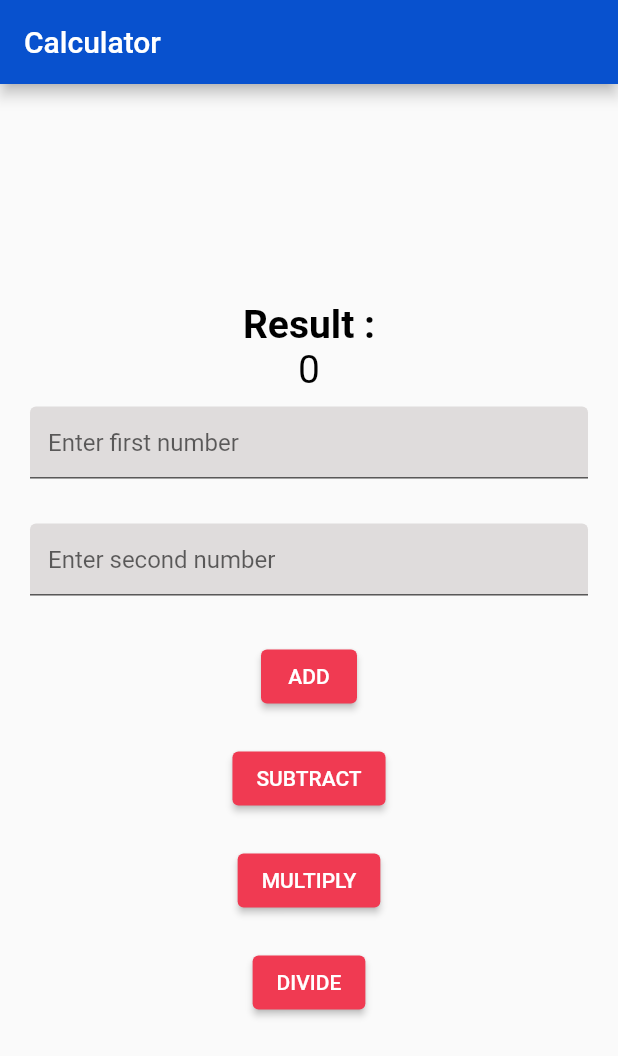
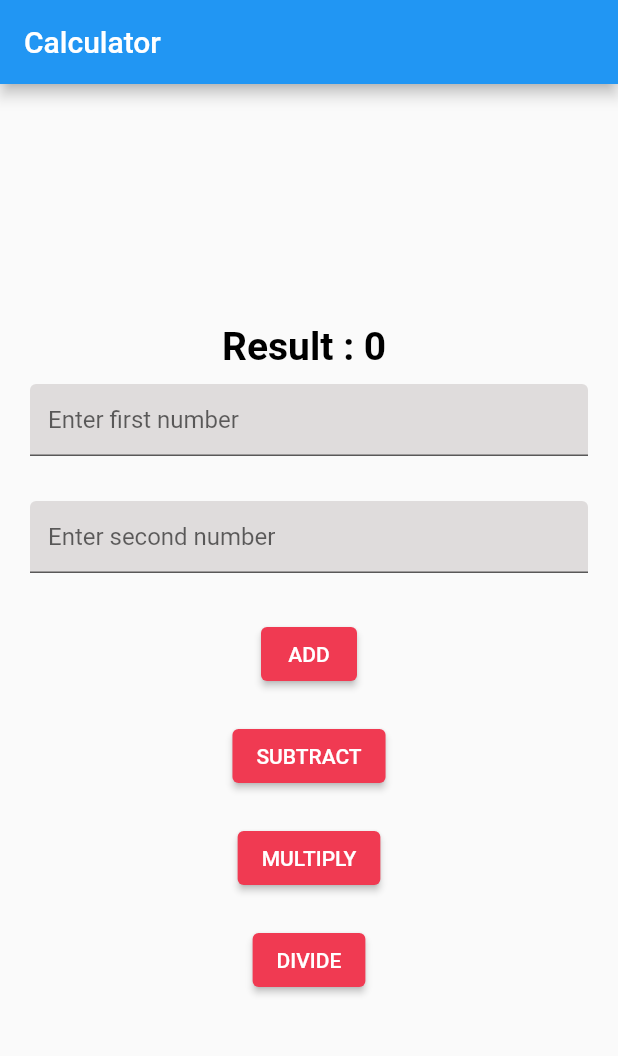
Before and after one commit to dhenoputri17/flutter-dheno-fundamental, a Flutter app: the screen it shows after launch, after a tap on "SUBTRACT", on a phone screen of 412 x 824 dp. Shown: the top 1056 px of the screen. Run offline on Flutter 3.47's test engine with Material 2 defaults, Android fonts, the phone set to English and light mode, and no system bars.

```diff
--- a/lib/main.dart
+++ b/lib/main.dart
@@ -1,91 +1,6 @@
 import 'package:flutter/material.dart';
 
-void main() => runApp(const MyApp());
-
-class MyApp extends StatelessWidget {
-  const MyApp({super.key});
-  @override
-  Widget build(BuildContext context) {
-    return MaterialApp(
-        title: 'Mini Project',
-        home: Scaffold(
-          appBar: AppBar(
-            title:const Text('Calculator'),
-            backgroundColor:const Color.fromARGB(255, 8, 81, 206),
-          ),
-          body: Container(
-            margin: EdgeInsets.all(20),
-            child: Column(
-              mainAxisAlignment: MainAxisAlignment.center,
-              crossAxisAlignment: CrossAxisAlignment.center,
-              children: <Widget>[
-               const Text(
-                  'Result :',
-                  textAlign: TextAlign.start,
-                  style: TextStyle(fontSize: 26, color: Colors.black, fontWeight: FontWeight.bold),
-                ),
-                Text('0',
-                  style: TextStyle(fontSize: 26, color: Colors.black),
-                ),
-                SizedBox(height: 10,),
-               const TextField(
-                  decoration: InputDecoration(
-                    fillColor: Color.fromARGB(255, 223, 220, 220),
-                    filled: true,
-                    hintText: "Enter first number"
-                  )
-                ),
-                SizedBox(height: 30,),
-               const  TextField(
-                  decoration: InputDecoration(
-                    fillColor: Color.fromARGB(255, 223, 220, 220),
-                    filled: true,
-                    hintText: "Enter second number"
-                  ),
-                ),
-                SizedBox(height: 30,),
-                ElevatedButton(
-                  onPressed: () {},
-
-                  child: Text('ADD'),
-                  style: ElevatedButton.styleFrom(backgroundColor: Color.fromARGB(255, 240, 58, 82)),
-                ),
-                SizedBox(height: 20,),
-                ElevatedButton(
-                  onPressed: () {},
-                  child: Text('SUBTRACT'),
-                  style: ElevatedButton.styleFrom(backgroundColor: Color.fromARGB(255, 240, 58, 82)),
-                ),
-                SizedBox(height: 20,),
-                ElevatedButton(
-                  onPressed: () {},
-                  child: Text('MULTIPLY'),
-                  style: ElevatedButton.styleFrom(backgroundColor: Color.fromARGB(255, 240, 58, 82)),
-
-                ),
-                SizedBox(height: 20,),
-                ElevatedButton(
-                  onPressed: () {},
-                  child: Text('DIVIDE'),
-                  style: ElevatedButton.styleFrom(backgroundColor: Color.fromARGB(255, 240, 58, 82)),
-                )
-              ],
-              ),
-          ),
-          /*body: Column(
-            children: const <Widget>[
-              Text('Result : ', style: TextStyle(fontSize: 26, color: Colors.black ))
-            ],
-
-          ),*/
-
-        )
-      );
-  }
-}
-
-
-/*void main() {
+void main() {
   runApp(const MyApp());
 }
 
@@ -96,35 +11,17 @@ class MyApp extends StatelessWidget {
   @override
   Widget build(BuildContext context) {
     return MaterialApp(
-      title: 'Flutter Demo',
+      title: 'Mini Project',
       theme: ThemeData(
-        // This is the theme of your application.
-        //
-        // Try running your application with "flutter run". You'll see the
-        // application has a blue toolbar. Then, without quitting the app, try
-        // changing the primarySwatch below to Colors.green and then invoke
-        // "hot reload" (press "r" in the console where you ran "flutter run",
-        // or simply save your changes to "hot reload" in a Flutter IDE).
-        // Notice that the counter didn't reset back to zero; the application
-        // is not restarted.
         primarySwatch: Colors.blue,
       ),
-      home: const MyHomePage(title: 'Flutter Demo Home Page'),
+      home: const MyHomePage(title: 'Calculator'),
     );
   }
 }
 
 class MyHomePage extends StatefulWidget {
   const MyHomePage({super.key, required this.title});
-
-  // This widget is the home page of your application. It is stateful, meaning
-  // that it has a State object (defined below) that contains fields that affect
-  // how it looks.
-
-  // This class is the configuration for the state. It holds the values (in this
-  // case the title) provided by the parent (in this case the App widget) and
-  // used by the build method of the State. Fields in a Widget subclass are
-  // always marked "final".
 
   final String title;
 
@@ -133,68 +30,132 @@ class MyHomePage extends StatefulWidget {
 }
 
 class _MyHomePageState extends State<MyHomePage> {
-  int _counter = 0;
+  TextEditingController bil1 = TextEditingController();
+  TextEditingController bil2 = TextEditingController();
+  int? result = 0, num1 = 0, num2 = 0;
 
-  void _incrementCounter() {
+  reset() {
+    result = 0;
+    bil1.clear();
+    bil2.clear();
+  }
+
+  add() {
     setState(() {
-      // This call to setState tells the Flutter framework that something has
-      // changed in this State, which causes it to rerun the build method below
-      // so that the display can reflect the updated values. If we changed
-      // _counter without calling setState(), then the build method would not be
-      // called again, and so nothing would appear to happen.
-      _counter++;
+      num1 = int.parse(bil1.text);
+      num2 = int.parse(bil2.text);
+      result = num1! + num2!;
+    });
+  }
+
+  subtract() {
+    setState(() {
+      num1 = int.parse(bil1.text);
+      num2 = int.parse(bil2.text);
+      result = num1! - num2!;
+    });
+  }
+
+  multiply() {
+    setState(() {
+      num1 = int.parse(bil1.text);
+      num2 = int.parse(bil2.text);
+      result = num1! * num2!;
+    });
+  }
+
+  divide() {
+    setState(() {
+      num1 = int.parse(bil1.text);
+      num2 = int.parse(bil2.text);
+      result = num1! ~/ num2!;
     });
   }
 
   @override
   Widget build(BuildContext context) {
-    // This method is rerun every time setState is called, for instance as done
-    // by the _incrementCounter method above.
-    //
-    // The Flutter framework has been optimized to make rerunning build methods
-    // fast, so that you can just rebuild anything that needs updating rather
-    // than having to individually change instances of widgets.
     return Scaffold(
       appBar: AppBar(
-        // Here we take the value from the MyHomePage object that was created by
-        // the App.build method, and use it to set our appbar title.
         title: Text(widget.title),
       ),
-      body: Center(
-        // Center is a layout widget. It takes a single child and positions it
-        // in the middle of the parent.
+      body: Container(
+        margin: EdgeInsets.all(20),
         child: Column(
-          // Column is also a layout widget. It takes a list of children and
-          // arranges them vertically. By default, it sizes itself to fit its
-          // children horizontally, and tries to be as tall as its parent.
-          //
-          // Invoke "debug painting" (press "p" in the console, choose the
-          // "Toggle Debug Paint" action from the Flutter Inspector in Android
-          // Studio, or the "Toggle Debug Paint" command in Visual Studio Code)
-          // to see the wireframe for each widget.
-          //
-          // Column has various properties to control how it sizes itself and
-          // how it positions its children. Here we use mainAxisAlignment to
-          // center the children vertically; the main axis here is the vertical
-          // axis because Columns are vertical (the cross axis would be
-          // horizontal).
           mainAxisAlignment: MainAxisAlignment.center,
+          crossAxisAlignment: CrossAxisAlignment.center,
           children: <Widget>[
-            const Text(
-              'You have pushed the button this many times:',
+            Text(
+              'Result : $result ',
+              style: TextStyle(
+                  fontSize: 26,
+                  color: Colors.black,
+                  fontWeight: FontWeight.bold),
             ),
-            Text(
-              '$_counter',
-              style: Theme.of(context).textTheme.headline4,
+            SizedBox(
+              height: 10,
             ),
+            TextField(
+                controller: bil1,
+                decoration: InputDecoration(
+                    fillColor: Color.fromARGB(255, 223, 220, 220),
+                    filled: true,
+                    hintText: "Enter first number")),
+            SizedBox(
+              height: 30,
+            ),
+            TextField(
+                controller: bil2,
+                decoration: InputDecoration(
+                    fillColor: Color.fromARGB(255, 223, 220, 220),
+                    filled: true,
+                    hintText: "Enter second number")),
+            SizedBox(
+              height: 30,
+            ),
+            ElevatedButton(
+              onPressed: () {
+                add();
+              },
+              child: Text('ADD'),
+              style: ElevatedButton.styleFrom(
+                  backgroundColor: Color.fromARGB(255, 240, 58, 82)),
+            ),
+            SizedBox(
+              height: 20,
+            ),
+            ElevatedButton(
+              onPressed: () {
+                subtract();
+              },
+              child: Text('SUBTRACT'),
+              style: ElevatedButton.styleFrom(
+                  backgroundColor: Color.fromARGB(255, 240, 58, 82)),
+            ),
+            SizedBox(
+              height: 20,
+            ),
+            ElevatedButton(
+              onPressed: () {
+                multiply();
+              },
+              child: Text('MULTIPLY'),
+              style: ElevatedButton.styleFrom(
+                  backgroundColor: Color.fromARGB(255, 240, 58, 82)),
+            ),
+            SizedBox(
+              height: 20,
+            ),
+            ElevatedButton(
+              onPressed: () {
+                divide();
+              },
+              child: Text('DIVIDE'),
+              style: ElevatedButton.styleFrom(
+                  backgroundColor: Color.fromARGB(255, 240, 58, 82)),
+            )
           ],
         ),
       ),
-      floatingActionButton: FloatingActionButton(
-        onPressed: _incrementCounter,
-        tooltip: 'Increment',
-        child: const Icon(Icons.add),
-      ), // This trailing comma makes auto-formatting nicer for build methods.
     );
   }
-}*/
+}
```
